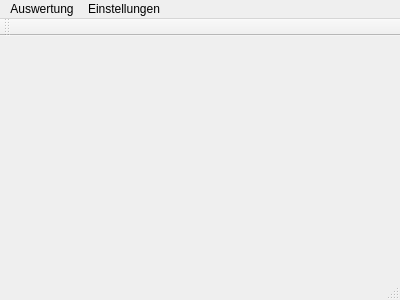
Old version of the form TuKi-Basar/TuKiBasar.ui in the repository Ulle84/UllesSourceCode.
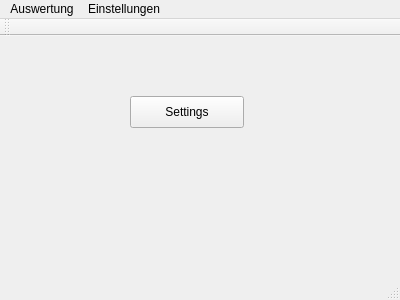
New version of the form.

What changed in the file:
```diff
--- a/TuKi-Basar/TuKiBasar.ui
+++ b/TuKi-Basar/TuKiBasar.ui
@@ -13,7 +13,21 @@
   <property name="windowTitle">
    <string>TuKiBasar</string>
   </property>
-  <widget class="QWidget" name="centralWidget"/>
+  <widget class="QWidget" name="centralWidget">
+   <widget class="QPushButton" name="pushButton">
+    <property name="geometry">
+     <rect>
+      <x>130</x>
+      <y>60</y>
+      <width>114</width>
+      <height>32</height>
+     </rect>
+    </property>
+    <property name="text">
+     <string>Settings</string>
+    </property>
+   </widget>
+  </widget>
   <widget class="QMenuBar" name="menuBar">
    <property name="geometry">
     <rect>
```
Left out of the diff: 16 changed lines with no effect on the pictures.
